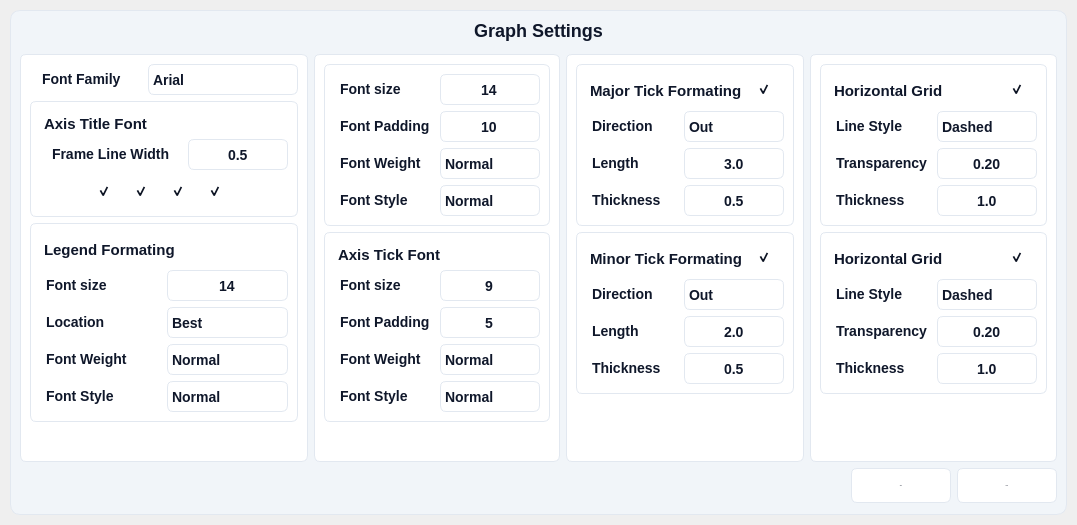
IoanTivig/OpenDEP_View, file ui/widgets/graph_settings_widget.ui: the form before one commit.
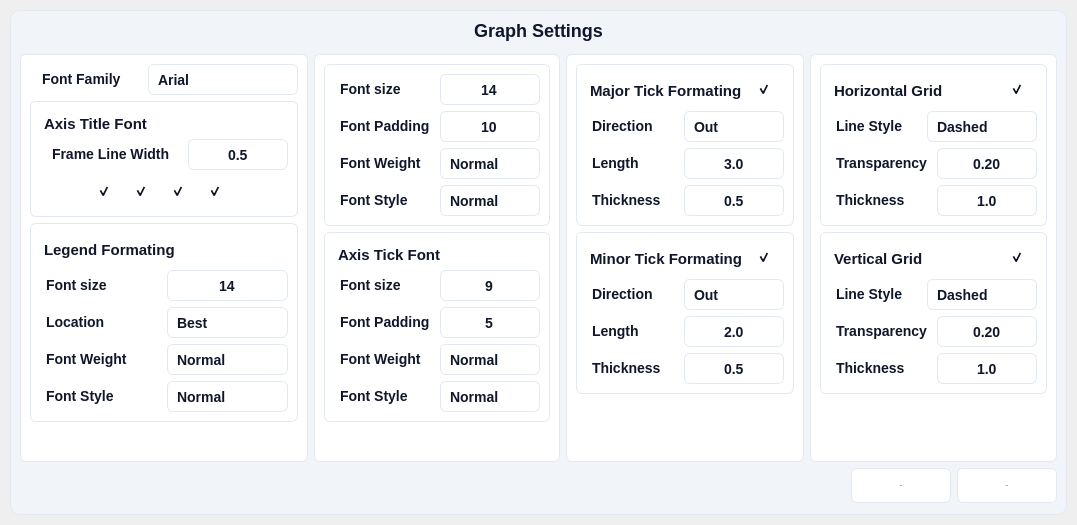
The form after the commit. Icons and pictures are not drawn.

The edit to the form file:
```diff
--- a/ui/widgets/graph_settings_widget.ui
+++ b/ui/widgets/graph_settings_widget.ui
@@ -455,6 +455,7 @@
 	background: #FFFFFF;
 	border: 1px solid #E2E8F0; /* slate/200 */
 	border-radius: 6px;
+	padding-left: 9px;
 	color: #0F172A;  /* Text color */
     font-family: 'Segoe UI', sans-serif;  /* Font family */
     font-style: normal;  /* Font style */
@@ -561,6 +562,7 @@
 	background: #FFFFFF;
 	border: 1px solid #E2E8F0; /* slate/200 */
 	border-radius: 6px;
+	padding-left: 9px;
 	color: #0F172A;  /* Text color */
     font-family: 'Segoe UI', sans-serif;  /* Font family */
     font-style: normal;  /* Font style */
@@ -960,6 +962,7 @@
 	background: #FFFFFF;
 	border: 1px solid #E2E8F0; /* slate/200 */
 	border-radius: 6px;
+	padding-left: 9px;
 	color: #0F172A;  /* Text color */
     font-family: 'Segoe UI', sans-serif;  /* Font family */
     font-style: normal;  /* Font style */
@@ -1066,6 +1069,7 @@
 	background: #FFFFFF;
 	border: 1px solid #E2E8F0; /* slate/200 */
 	border-radius: 6px;
+	padding-left: 9px;
 	color: #0F172A;  /* Text color */
     font-family: 'Segoe UI', sans-serif;  /* Font family */
     font-style: normal;  /* Font style */
@@ -1234,6 +1238,7 @@
 	background: #FFFFFF;
 	border: 1px solid #E2E8F0; /* slate/200 */
 	border-radius: 6px;
+	padding-left: 9px;
 	color: #0F172A;  /* Text color */
     font-family: 'Segoe UI', sans-serif;  /* Font family */
     font-style: normal;  /* Font style */
@@ -2092,6 +2097,7 @@
 	background: #FFFFFF;
 	border: 1px solid #E2E8F0; /* slate/200 */
 	border-radius: 6px;
+	padding-left: 9px;
 	color: #0F172A;  /* Text color */
     font-family: 'Segoe UI', sans-serif;  /* Font family */
     font-style: normal;  /* Font style */
@@ -2213,6 +2219,7 @@
 	background: #FFFFFF;
 	border: 1px solid #E2E8F0; /* slate/200 */
 	border-radius: 6px;
+	padding-left: 9px;
 	color: #0F172A;  /* Text color */
     font-family: 'Segoe UI', sans-serif;  /* Font family */
     font-style: normal;  /* Font style */
@@ -2319,6 +2326,7 @@
 	background: #FFFFFF;
 	border: 1px solid #E2E8F0; /* slate/200 */
 	border-radius: 6px;
+	padding-left: 9px;
 	color: #0F172A;  /* Text color */
     font-family: 'Segoe UI', sans-serif;  /* Font family */
     font-style: normal;  /* Font style */
@@ -2624,6 +2632,7 @@
 	background: #FFFFFF;
 	border: 1px solid #E2E8F0; /* slate/200 */
 	border-radius: 6px;
+	padding-left: 9px;
 	color: #0F172A;  /* Text color */
     font-family: 'Segoe UI', sans-serif;  /* Font family */
     font-style: normal;  /* Font style */
@@ -3116,6 +3125,7 @@
 	background: #FFFFFF;
 	border: 1px solid #E2E8F0; /* slate/200 */
 	border-radius: 6px;
+	padding-left: 9px;
 	color: #0F172A;  /* Text color */
     font-family: 'Segoe UI', sans-serif;  /* Font family */
     font-style: normal;  /* Font style */
@@ -3649,7 +3659,7 @@
                   <widget class="QComboBox" name="pyqt5_combo_h_grid_style">
                    <property name="minimumSize">
                     <size>
-                     <width>100</width>
+                     <width>110</width>
                      <height>31</height>
                     </size>
                    </property>
@@ -3664,6 +3674,7 @@
 	background: #FFFFFF;
 	border: 1px solid #E2E8F0; /* slate/200 */
 	border-radius: 6px;
+	padding-left: 9px;
 	color: #0F172A;  /* Text color */
     font-family: 'Segoe UI', sans-serif;  /* Font family */
     font-style: normal;  /* Font style */
@@ -4037,7 +4048,7 @@
     padding-top: 4px;  /* Padding */</string>
                    </property>
                    <property name="text">
-                    <string>&lt;html&gt;&lt;head/&gt;&lt;body&gt;&lt;p&gt;Horizontal Grid&lt;/p&gt;&lt;/body&gt;&lt;/html&gt;</string>
+                    <string>&lt;html&gt;&lt;head/&gt;&lt;body&gt;&lt;p&gt;Vertical Grid&lt;/p&gt;&lt;/body&gt;&lt;/html&gt;</string>
                    </property>
                   </widget>
                  </item>
@@ -4162,7 +4173,7 @@
                   <widget class="QComboBox" name="pyqt5_combo_v_grid_style">
                    <property name="minimumSize">
                     <size>
-                     <width>100</width>
+                     <width>110</width>
                      <height>31</height>
                     </size>
                    </property>
@@ -4177,6 +4188,7 @@
 	background: #FFFFFF;
 	border: 1px solid #E2E8F0; /* slate/200 */
 	border-radius: 6px;
+	padding-left: 9px;
 	color: #0F172A;  /* Text color */
     font-family: 'Segoe UI', sans-serif;  /* Font family */
     font-style: normal;  /* Font style */
```
Left out of the diff: 82 changed lines with no effect on the pictures.
